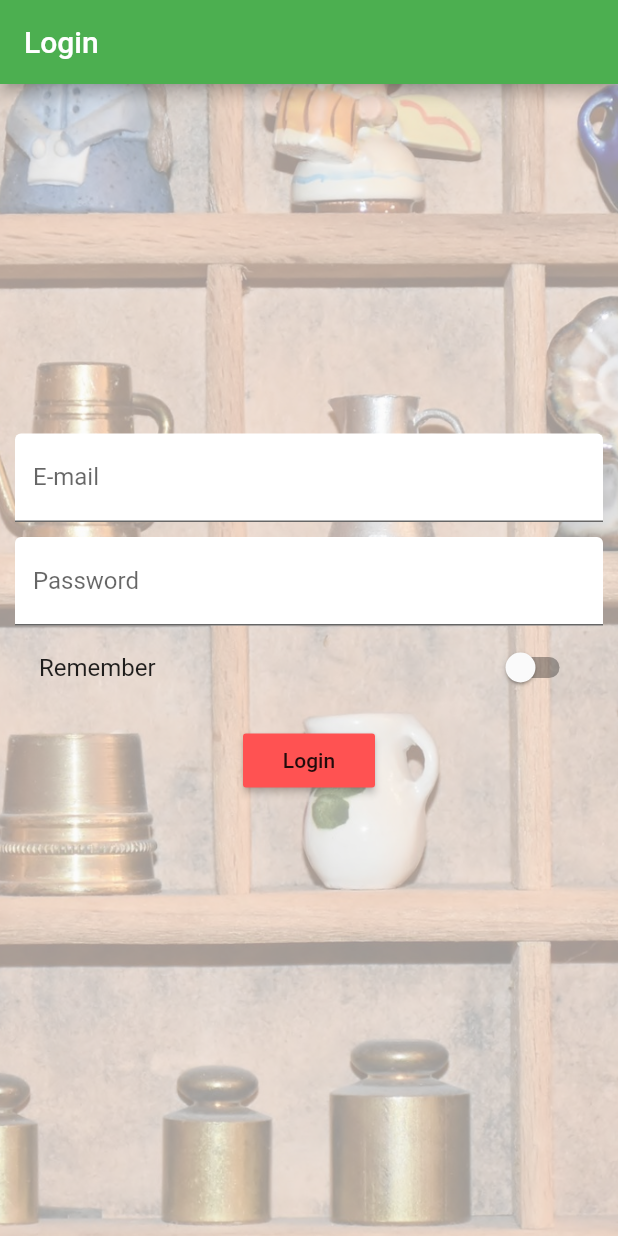
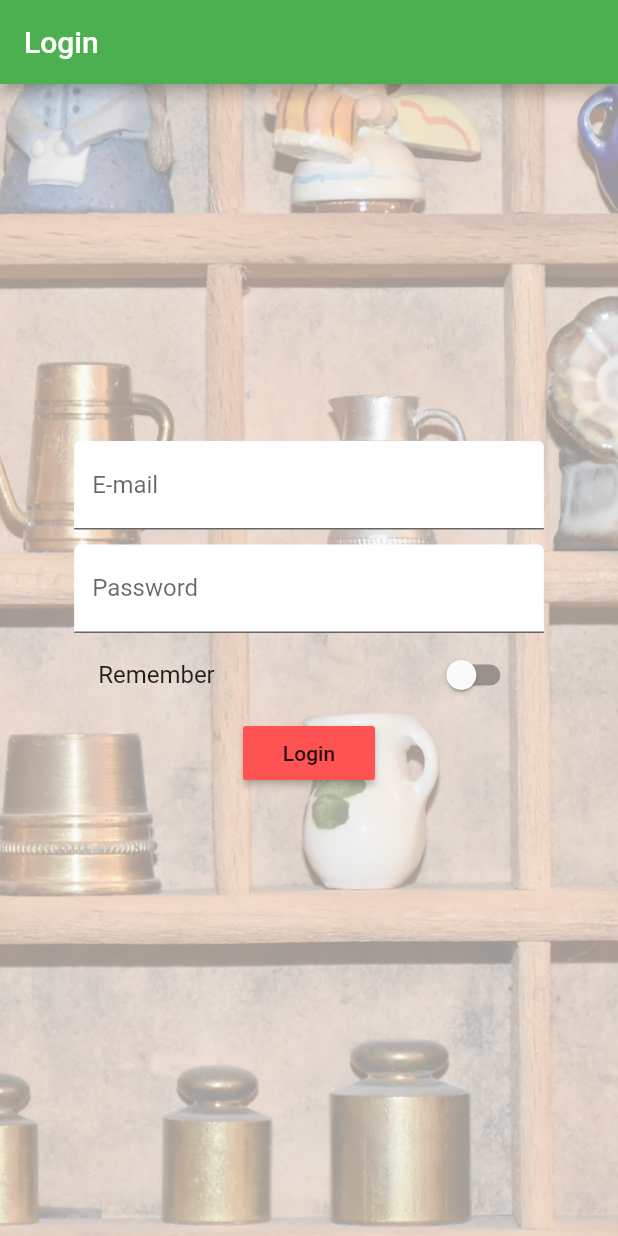
Before and after one commit to conejodan/flutter_test, a Flutter app: the screen it shows after launch, on a phone screen of 412 x 824 dp. Run offline on Flutter 3.47's test engine with Material 2 defaults, Android fonts, the phone set to English and light mode, and no system bars.

Commit message:
Media Query

```diff
--- a/lib/pages/auth.dart
+++ b/lib/pages/auth.dart
@@ -11,28 +11,17 @@ class _AuthPageState extends State<AuthPage> {
   String _passwordValue;
   bool _rememberValue = false;
 
-  @override
-  Widget build(BuildContext context) {
-    return Scaffold(
-      appBar: AppBar(
-        title: Text("Login"),
-      ),
-      body: Container(
-          decoration: BoxDecoration(
-            image: DecorationImage(
+  DecorationImage _buildBackgroundImage() {
+    return DecorationImage(
       fit: BoxFit.cover,
-              colorFilter: ColorFilter.mode(
-                  Colors.black.withOpacity(0.4), BlendMode.dstATop),
+      colorFilter:
+          ColorFilter.mode(Colors.black.withOpacity(0.4), BlendMode.dstATop),
       image: AssetImage("assets/background.jpg"),
-            ),
-          ),
-          padding: EdgeInsets.all(10.0),
-          child: Center(
-            child: SingleChildScrollView(
-                padding: EdgeInsets.only(bottom: 60.0),
-                child: Column(
-                  children: <Widget>[
-                    TextField(
+    );
+  }
+
+  Widget _buildEmailTextField() {
+    return TextField(
       decoration: InputDecoration(
         labelText: "E-mail",
         filled: true,
@@ -44,8 +33,35 @@ class _AuthPageState extends State<AuthPage> {
           _emailValue = value;
         });
       },
+    );
+  }
+
+  @override
+  Widget build(BuildContext context) {
+    final deviceWith = MediaQuery.of(context).size.width;
+    final targetWith = deviceWith > 550.0 ? 500.00 :deviceWith * 0.95;
+
+    return Scaffold(
+      appBar: AppBar(
+        title: Text("Login"),
       ),
-                    SizedBox(height: 10.0,),
+      body: Container(
+        decoration: BoxDecoration(
+          image: _buildBackgroundImage(),
+        ),
+        padding: EdgeInsets.all(10.0),
+        child: Container(
+          alignment: Alignment.center,
+          child: SingleChildScrollView(
+            padding: EdgeInsets.only(bottom: 60.0),
+            child: Container(
+              width: targetWith * 0.8,
+              child: Column(
+                children: <Widget>[
+                  _buildEmailTextField(),
+                  SizedBox(
+                    height: 10.0,
+                  ),
                   TextField(
                     decoration: InputDecoration(
                       labelText: "Password",
@@ -68,9 +84,6 @@ class _AuthPageState extends State<AuthPage> {
                       });
                     },
                   ),
-                    SizedBox(
-                      height: 10.0,
-                    ),
                   RaisedButton(
                     child: Text("Login"),
                     onPressed: () {
@@ -78,8 +91,11 @@ class _AuthPageState extends State<AuthPage> {
                     },
                   )
                 ],
-                )),
-          )),
+              ),
+            ),
+          ),
+        ),
+      ),
     );
   }
 }
--- a/lib/pages/product_detail.dart
+++ b/lib/pages/product_detail.dart
@@ -36,21 +36,8 @@ class ProductPage extends StatelessWidget {
         });
   }
 
-  @override
-  Widget build(BuildContext context) {
-    return WillPopScope(
-      child: Scaffold(
-          appBar: AppBar(
-            title: Text(title),
-          ),
-          body: Column(
-            children: <Widget>[
-              Image.asset(image),
-              Container(
-                child: TitleDefault(title),
-                padding: EdgeInsets.all(10.0),
-              ),
-              Row(
+  Widget _buildAddressPriceRow(){
+    return Row(
                 mainAxisAlignment: MainAxisAlignment.center,
                 children: <Widget>[
                   Text(
@@ -71,7 +58,24 @@ class ProductPage extends StatelessWidget {
                     style: TextStyle(color: Colors.grey),
                   ),
                 ],
+              );
+  }
+
+  @override
+  Widget build(BuildContext context) {
+    return WillPopScope(
+      child: Scaffold(
+          appBar: AppBar(
+            title: Text(title),
+          ),
+          body: Column(
+            children: <Widget>[
+              Image.asset(image),
+              Container(
+                child: TitleDefault(title),
+                padding: EdgeInsets.all(10.0),
               ),
+              _buildAddressPriceRow(),
               Container(
                 padding: EdgeInsets.all(10.0),
                 //alignment: Alignment.center,
```
Lines whose indentation alone changed are shown as unchanged.
